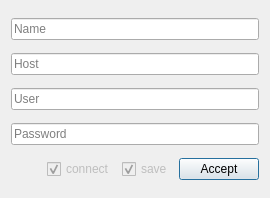
Qt form ui/hostconfig.ui (devqore/myrdp) before a commit.
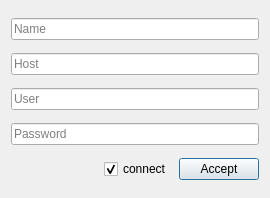
The same form after that commit.

Patch:
```diff
--- a/ui/hostconfig.ui
+++ b/ui/hostconfig.ui
@@ -69,23 +69,10 @@
      <item>
       <widget class="QCheckBox" name="connectCheckBox">
        <property name="enabled">
-        <bool>false</bool>
-       </property>
-       <property name="text">
-        <string>connect</string>
-       </property>
-       <property name="checked">
         <bool>true</bool>
        </property>
-      </widget>
-     </item>
-     <item>
-      <widget class="QCheckBox" name="saveCheckBox">
-       <property name="enabled">
-        <bool>false</bool>
-       </property>
        <property name="text">
-        <string>save</string>
+        <string>connect</string>
        </property>
        <property name="checked">
         <bool>true</bool>
```
Left out of the diff: 2 changed lines with no effect on the pictures.
